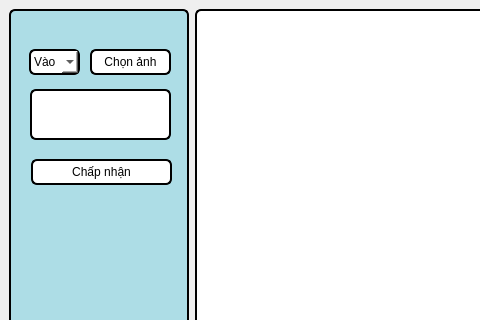
Before: the Qt Designer form resources/layouts/main_window.ui in huyquang-bka/smart_parking_lot, drawn with Qt 5; both pictures show x 0 to 480 and y 0 to 320 of the 800 by 600 pixel window.
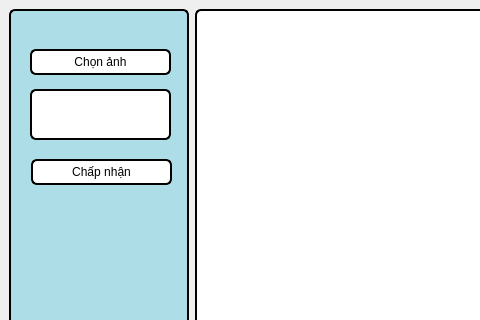
After: the same form once the commit is applied.

Patch:
```diff
--- a/resources/layouts/main_window.ui
+++ b/resources/layouts/main_window.ui
@@ -47,44 +47,12 @@
       <property name="title">
        <string/>
       </property>
-      <widget class="QComboBox" name="combo_options">
-       <property name="geometry">
-        <rect>
-         <x>20</x>
-         <y>40</y>
-         <width>51</width>
-         <height>26</height>
-        </rect>
-       </property>
-       <property name="sizePolicy">
-        <sizepolicy hsizetype="Expanding" vsizetype="Expanding">
-         <horstretch>0</horstretch>
-         <verstretch>0</verstretch>
-        </sizepolicy>
-       </property>
-       <property name="minimumSize">
-        <size>
-         <width>0</width>
-         <height>0</height>
-        </size>
-       </property>
-       <property name="styleSheet">
-        <string notr="true">background-color: rgb(255, 255, 255);
-border: 2px solid black;
-border-radius: 6px;</string>
-       </property>
-       <item>
-        <property name="text">
-         <string>Vào</string>
-        </property>
-       </item>
-      </widget>
       <widget class="QPushButton" name="btn_choose_file">
        <property name="geometry">
         <rect>
-         <x>81</x>
+         <x>21</x>
          <y>40</y>
-         <width>81</width>
+         <width>141</width>
          <height>26</height>
         </rect>
        </property>
```
Left out of the diff: 6 changed lines with no effect on the pictures.
